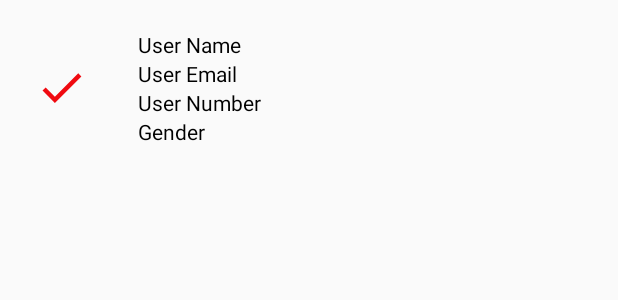
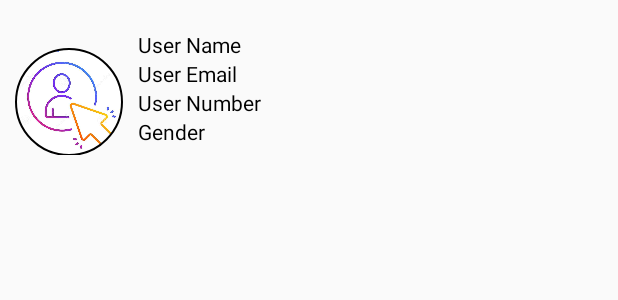
Before and after one commit to divyanshuArora/FirebaseAuthentication, an Android app: the layout user_item.xml on its own in the app's theme, with its tools: preview values and no code run, on a phone screen of 412 x 824 dp. Shown: the top 300 px of the screen. Run offline under Robolectric (Android 15) with nearby library versions, the phone set to English and light mode, and no system bars.

Commit message:
authentication, register with details, image upload ,forgot password, show data with firebase

```diff
--- a/app/build.gradle
+++ b/app/build.gradle
@@ -36,4 +36,7 @@ dependencies {
     // FirebaseUI for Cloud Storage
     implementation 'com.firebaseui:firebase-ui-storage:5.0.0'
 
+    implementation 'com.github.bumptech.glide:glide:4.9.0'
+    annotationProcessor 'com.github.bumptech.glide:compiler:4.9.0'
+
 }
--- a/app/src/main/res/layout/user_item.xml
+++ b/app/src/main/res/layout/user_item.xml
@@ -2,8 +2,8 @@
 <LinearLayout xmlns:android="http://schemas.android.com/apk/res/android"
     android:layout_width="match_parent"
     android:layout_height="wrap_content"
-    android:orientation="vertical"
-    >
+    xmlns:app="http://schemas.android.com/apk/res-auto"
+    android:orientation="vertical">
 
     <LinearLayout
         android:layout_width="match_parent"
@@ -22,13 +22,18 @@
             android:layout_gravity="center"
             >
 
-        <ImageView
-            android:layout_width="wrap_content"
-            android:layout_height="wrap_content"
-            android:src="@drawable/ic_check"
-            android:layout_gravity="center"
-            />
-
+            <de.hdodenhof.circleimageview.CircleImageView
+                android:id="@+id/imageShow"
+                android:layout_width="80dp"
+                android:layout_height="80dp"
+                android:layout_marginLeft="10dp"
+                android:src="@drawable/select_image_register"
+                app:civ_border_width="1dp"
+                android:layout_marginTop="10dp"
+                android:layout_weight="3"
+                app:civ_border_overlay="true"
+                android:layout_gravity="center"
+                app:civ_border_color="#000000"/>
 
         </LinearLayout>
 
```
Also changed, not shown: app/src/main/java/app/divyanshu/firebaseauthentication/Dashboard.java (+13 -28 lines), app/src/main/java/app/divyanshu/firebaseauthentication/Login.java (+5 -5 lines), app/src/main/java/app/divyanshu/firebaseauthentication/MainActivity.java (+30 -71 lines), app/src/main/java/app/divyanshu/firebaseauthentication/UserDetailsAdapter.java (+9 -2 lines), app/src/main/java/app/divyanshu/firebaseauthentication/UserModel.java (+16 -21 lines).
